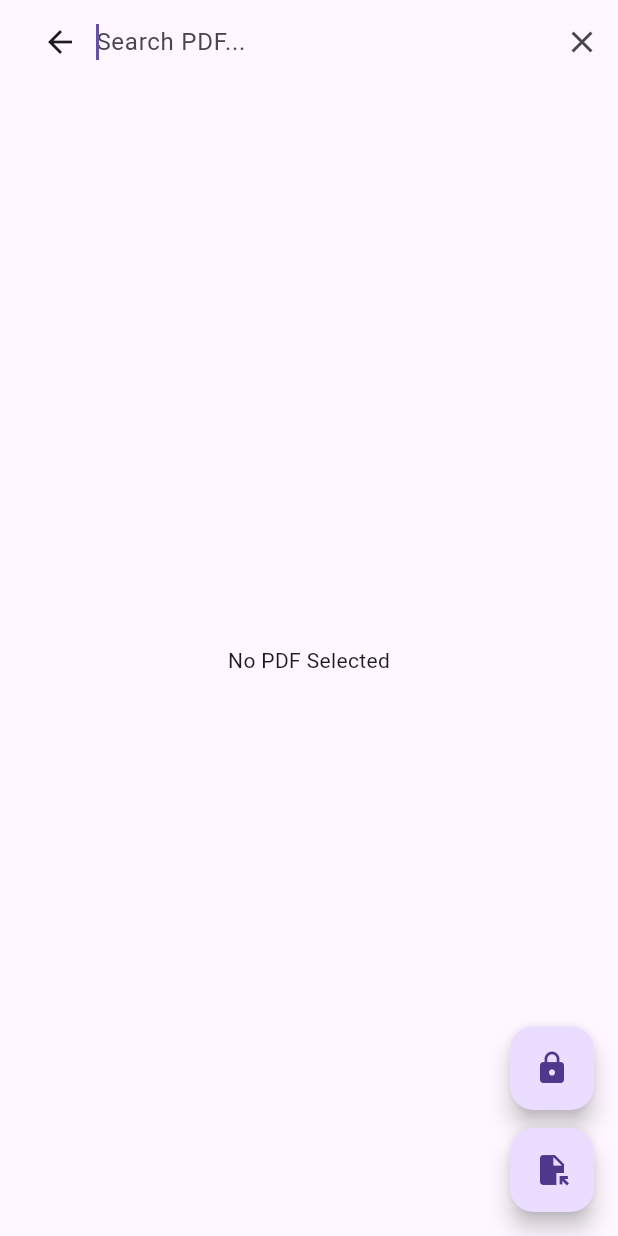
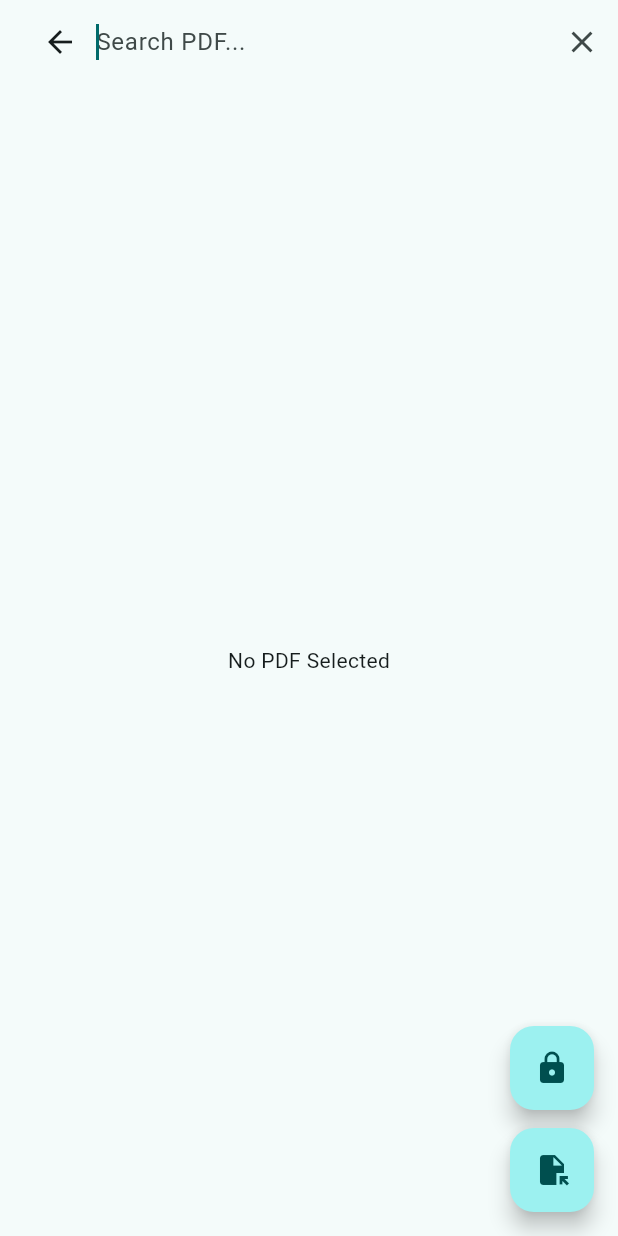
Before and after one commit to Tosin-JD/pdf_reader, a Flutter app: the screen it shows after launch, after a tap on the "search" icon, on a phone screen of 412 x 824 dp. Run offline on Flutter 3.47's test engine with Material 3 defaults, Android fonts, the phone set to English and light mode, and no system bars; our stand-ins replace file_picker, flutter_bloc, printing, share_plus, shared_preferences, wakelock_plus; missing offline and left inert: receive_sharing_intent, syncfusion_flutter_pdfviewer; statements that could not run were skipped.

Commit message:
change icon to teal color

```diff
--- a/lib/main.dart
+++ b/lib/main.dart
@@ -74,8 +74,19 @@ class MyApp extends StatelessWidget {
         return MaterialApp(
           title: 'PDF Reader',
           navigatorKey: navigationService.navigatorKey,
-          theme: ThemeData.light(),
-          darkTheme: ThemeData.dark(),
+          theme: ThemeData(
+            useMaterial3: true,
+            colorScheme: ColorScheme.fromSeed(
+              seedColor: const Color.fromRGBO(0, 128, 128, 1), // Teal
+            ),
+          ),
+          darkTheme: ThemeData(
+            useMaterial3: true,
+            brightness: Brightness.dark,
+            colorScheme: ColorScheme.fromSeed(
+                seedColor: const Color.fromRGBO(0, 128, 128, 1), // Teal
+                brightness: Brightness.dark),
+          ),
           themeMode: themeMode,
           home: const HomeScreen(),
           routes: {
--- a/lib/widgets/pdf_view_widget.dart
+++ b/lib/widgets/pdf_view_widget.dart
@@ -42,7 +42,7 @@ class _PdfViewerWidgetState extends State<PdfViewerWidget> {
                 key: widget.pdfViewerKey,
                 controller: widget.viewerController,
                 initialScrollOffset: Offset.zero,
-                initialZoomLevel: 1.0,
+                initialZoomLevel: 1.0001,
                 canShowScrollStatus: false,
                 enableDoubleTapZooming: true,
                 enableTextSelection: true,
```
Also changed, not shown: assets/icons/pdf_reader.png, 27 other files.
